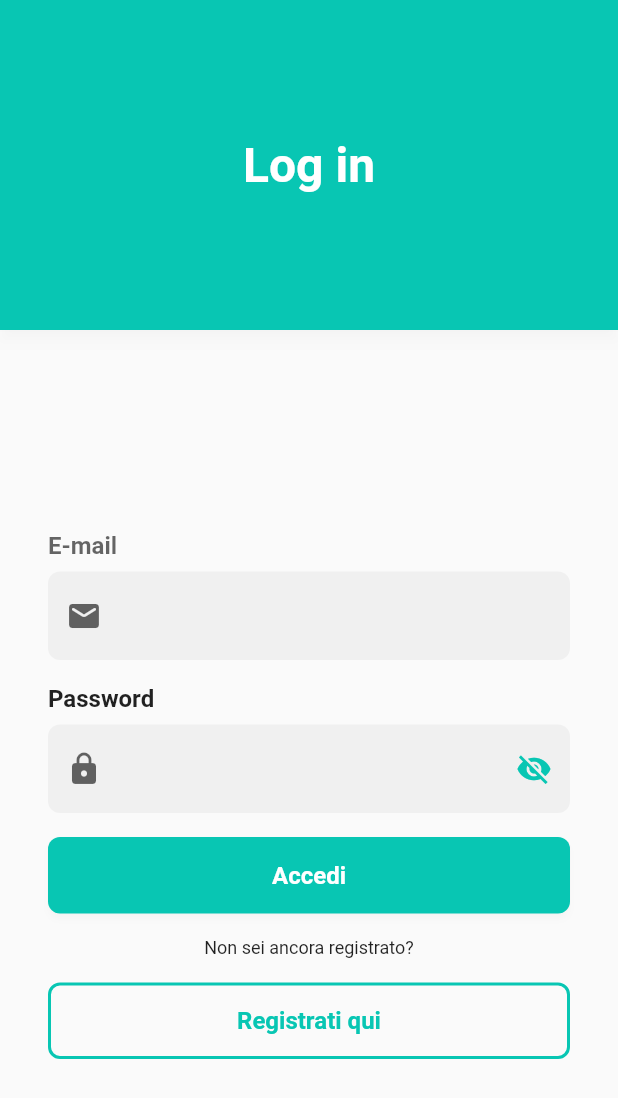
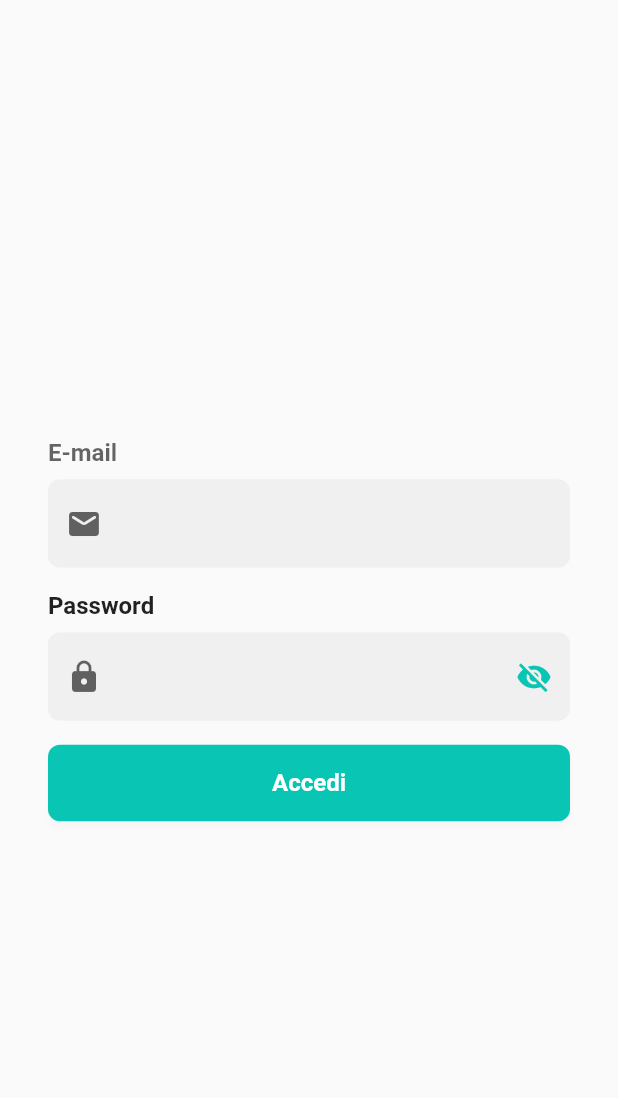
Before and after one commit to rberto4/Tesi-FitnessApp-flutter, a Flutter app: the screen it shows after launch, on a phone screen of 412 x 824 dp. Shown: the top 1098 px of the screen. Run offline on Flutter 3.47's test engine with Material 3 defaults, Android fonts, the phone set to English and light mode, and no system bars; our stand-ins replace cloud_firestore, easy_date_timeline, firebase_auth, firebase_core, google_fonts, google_nav_bar and 1 more; accounts and stored records are empty.

Commit message:
Modifiche al login
Rimozione della registrazione e piccole modifiche al login, da finire

```diff
--- a/fitnessapp_alpha/lib/autenticazione/login.dart
+++ b/fitnessapp_alpha/lib/autenticazione/login.dart
@@ -25,20 +25,6 @@ class _LoginPageState extends State<LoginPage> {
   @override
   Widget build(BuildContext context) {
     return Scaffold(
-        appBar: AppBar(
-          automaticallyImplyLeading: false,
-          elevation: 4,
-          shadowColor: Theme.of(context).shadowColor,
-          // shape: const RoundedRectangleBorder(borderRadius: BorderRadiusDirectional.only(bottomEnd: Radius.circular(16),bottomStart: Radius.circular(16))),
-          toolbarHeight: 220,
-          centerTitle: true,
-          backgroundColor: Theme.of(context).primaryColor,
-          title: const Text(
-            "Log in",
-            style: TextStyle(
-                fontSize: 32, fontWeight: FontWeight.bold, color: Colors.white),
-          ),
-        ),
         // backgroundColor: Colors.grey.shade200,
         body: Center(
           child: SingleChildScrollView(
@@ -233,47 +219,12 @@ class _LoginPageState extends State<LoginPage> {
                             ),
                           )),
                     ),
-                    const Padding(
-                      padding: EdgeInsets.all(16.0),
-                      child: Text(
-                        "Non sei ancora registrato?",
-                        style: TextStyle(
-                            fontWeight: FontWeight.normal, fontSize: 12),
-                      ),
-                    ),
-                    SizedBox(
-                      width: double.infinity,
-                      child: OutlinedButton(
-                          onPressed: () {
-                            Navigator.push(
-                              context,
-                              MaterialPageRoute(
-                                  builder: (context) => const RegisterPage()),
-                            );
-                          },
-                          style: OutlinedButton.styleFrom(
-                              shape: const RoundedRectangleBorder(
-                                  borderRadius:
-                                      BorderRadius.all(Radius.circular(8.0))),
-                              side: BorderSide(
-                                  width: 2,
-                                  color: Theme.of(context).primaryColor)),
-                          child: Padding(
-                            padding: const EdgeInsets.all(16.0),
-                            child: Text(
-                              "Registrati qui",
-                              style: TextStyle(
-                                  color: Theme.of(context).primaryColor,
-                                  fontWeight: FontWeight.bold,
-                                  fontSize: 16),
-                            ),
-                          )),
-                    ),
                   ],
                 ),
               ),
             ),
           ),
-        ));
+        )
+      );
   }
 }
```
